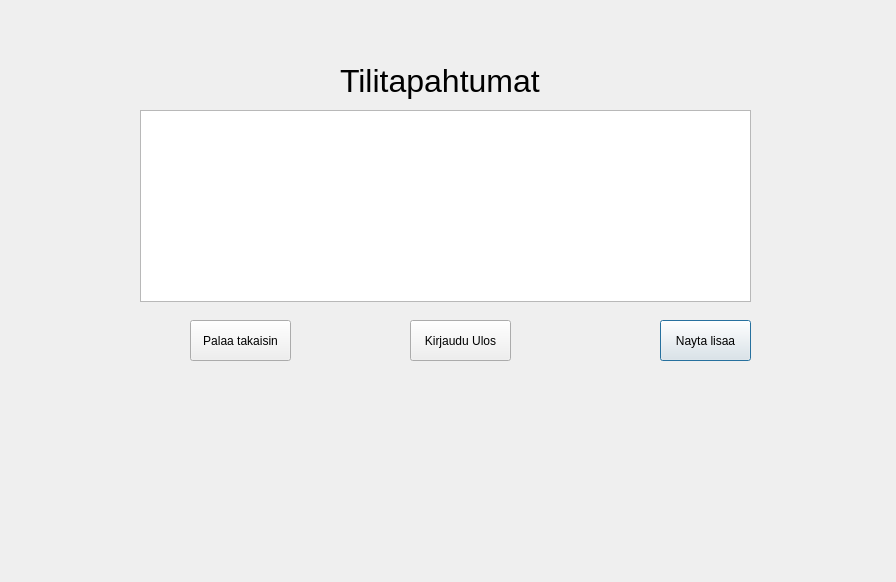
This is bankautomat/tilitapahtumat.ui in tvt21kmo-bank-project/group_6 as Qt 5 draws it before an edit. The edited form follows.
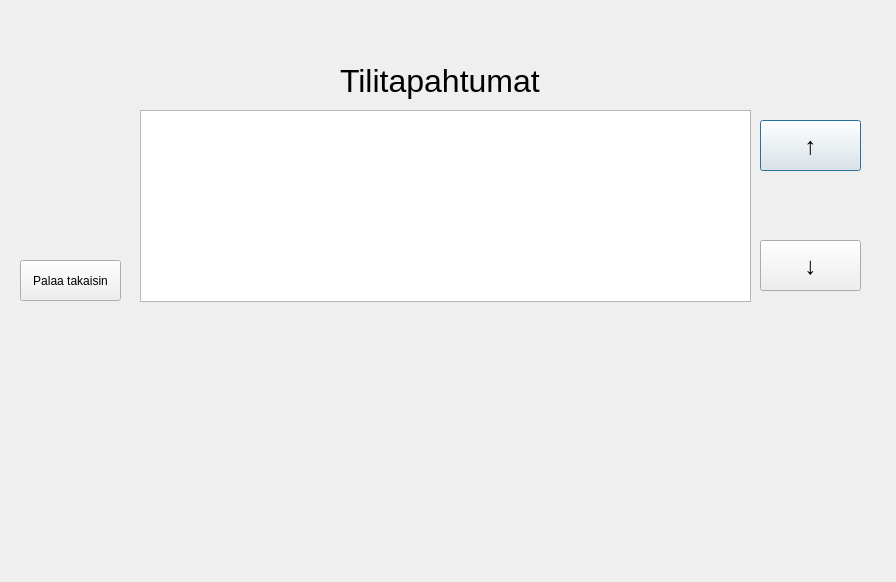
This is the edited form.

```diff
--- a/bankautomat/tilitapahtumat.ui
+++ b/bankautomat/tilitapahtumat.ui
@@ -26,21 +26,26 @@
   <widget class="QPushButton" name="pushButton_NaytaLisaa">
    <property name="geometry">
     <rect>
-     <x>660</x>
-     <y>320</y>
-     <width>91</width>
-     <height>41</height>
+     <x>760</x>
+     <y>120</y>
+     <width>101</width>
+     <height>51</height>
     </rect>
    </property>
+   <property name="font">
+    <font>
+     <pointsize>18</pointsize>
+    </font>
+   </property>
    <property name="text">
-    <string>Nayta lisaa</string>
+    <string>↑</string>
    </property>
   </widget>
   <widget class="QPushButton" name="pushButton_Palaa">
    <property name="geometry">
     <rect>
-     <x>190</x>
-     <y>320</y>
+     <x>20</x>
+     <y>260</y>
      <width>101</width>
      <height>41</height>
     </rect>
@@ -52,14 +57,19 @@
   <widget class="QPushButton" name="pushButton_KirjauduUlos">
    <property name="geometry">
     <rect>
-     <x>410</x>
-     <y>320</y>
+     <x>760</x>
+     <y>240</y>
      <width>101</width>
-     <height>41</height>
+     <height>51</height>
     </rect>
    </property>
+   <property name="font">
+    <font>
+     <pointsize>18</pointsize>
+    </font>
+   </property>
    <property name="text">
-    <string>Kirjaudu Ulos</string>
+    <string>↓</string>
    </property>
   </widget>
   <widget class="QLabel" name="label">
```
Left out of the diff: 18 changed lines with no effect on the pictures.
